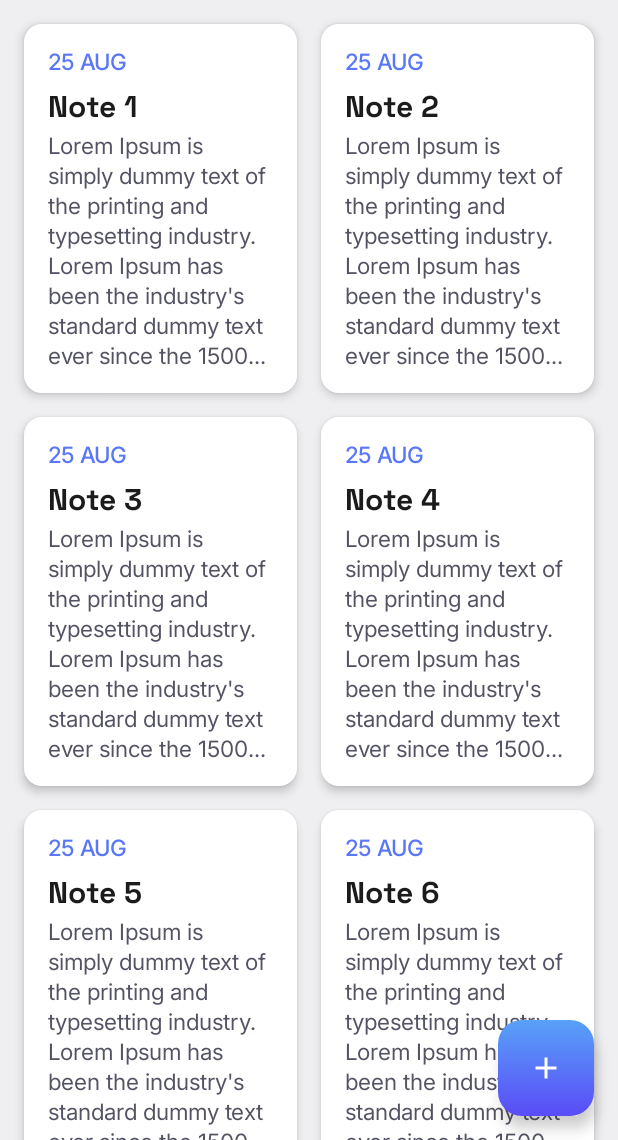
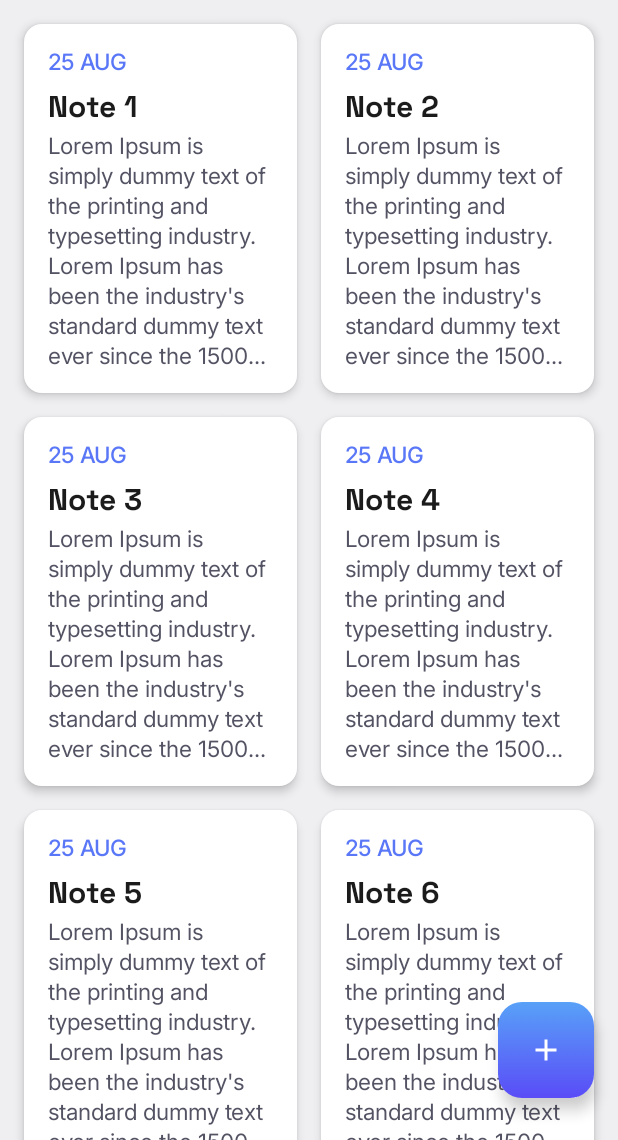
Before and after one commit to holparb/notemark, an Android app built with Jetpack Compose: the @Preview function NoteListScreenPreview, on a phone screen of 412 x 824 dp, the part 96-1236 px from its top. Run offline under Robolectric (Android 15) with nearby library versions, the phone set to English and light mode, and no system bars.

Commit message:
Tweak note list

```diff
--- a/app/src/main/java/com/holparb/notemark/notes/domain/repository/NoteRepository.kt
+++ b/app/src/main/java/com/holparb/notemark/notes/domain/repository/NoteRepository.kt
@@ -7,7 +7,7 @@ import kotlinx.coroutines.flow.Flow
 
 interface NoteRepository {
 
-    suspend fun getNotes(page: Int = -1, size: Int = 20): Result<List<Note>, DataError>
+    suspend fun getNotes(page: Int = -1, size: Int = 20): Result<Unit, DataError>
     fun observeNotes(): Result<Flow<List<Note>>, DataError.LocalError>
     suspend fun createNote(note: Note): Result<Unit, DataError>
     suspend fun updateNote(note: Note): Result<Unit, DataError>
--- a/app/src/main/java/com/holparb/notemark/notes/presentation/note_list/NoteListScreen.kt
+++ b/app/src/main/java/com/holparb/notemark/notes/presentation/note_list/NoteListScreen.kt
@@ -1,7 +1,10 @@
 package com.holparb.notemark.notes.presentation.note_list
 
 import androidx.compose.foundation.layout.WindowInsets
+import androidx.compose.foundation.layout.asPaddingValues
+import androidx.compose.foundation.layout.consumeWindowInsets
 import androidx.compose.foundation.layout.fillMaxSize
+import androidx.compose.foundation.layout.navigationBars
 import androidx.compose.foundation.layout.padding
 import androidx.compose.foundation.layout.size
 import androidx.compose.foundation.layout.systemBars
@@ -17,6 +20,7 @@ import androidx.compose.ui.Modifier
 import androidx.compose.ui.res.stringResource
 import androidx.compose.ui.tooling.preview.Devices
 import androidx.compose.ui.tooling.preview.Preview
+import androidx.compose.ui.unit.LayoutDirection
 import androidx.compose.ui.unit.dp
 import androidx.lifecycle.compose.collectAsStateWithLifecycle
 import com.holparb.notemark.R
@@ -50,6 +54,13 @@ fun NoteListScreen(
 ) {
     val windowSizeClass = currentWindowAdaptiveInfo().windowSizeClass
     val deviceConfiguration = DeviceConfiguration.fromWindowSizeClass(windowSizeClass)
+    val fabEndPadding = when(deviceConfiguration) {
+        DeviceConfiguration.PHONE_LANDSCAPE -> WindowInsets
+            .navigationBars
+            .asPaddingValues()
+            .calculateRightPadding(LayoutDirection.Ltr)
+        else -> 0.dp
+    }
     Scaffold(
         modifier = Modifier.fillMaxSize(),
         contentWindowInsets = WindowInsets.systemBars,
@@ -60,7 +71,9 @@ fun NoteListScreen(
         },
         floatingActionButton = {
             GradientBackgroundFab(
-                modifier = Modifier.size(64.dp),
+                modifier = Modifier
+                    .padding(bottom = 12.dp, end = fabEndPadding)
+                    .size(64.dp),
                 icon = {
                     Icon(
                         imageVector = Icons.Default.Add,
@@ -78,7 +91,7 @@ fun NoteListScreen(
             EmptyNoteList(Modifier.padding(innerPadding))
         } else {
             NoteList(
-                modifier = Modifier.padding(innerPadding),
+                modifier = Modifier.padding(innerPadding).consumeWindowInsets(WindowInsets.navigationBars),
                 notes = state.notes,
                 noteListConfig = getNoteListConfig(deviceConfiguration),
                 onClick = { noteId ->
--- a/app/src/main/java/com/holparb/notemark/notes/presentation/note_list/NoteListViewModel.kt
+++ b/app/src/main/java/com/holparb/notemark/notes/presentation/note_list/NoteListViewModel.kt
@@ -106,8 +106,7 @@ class NoteListViewModel(
                 .onSuccess { notes ->
                     _state.update { state ->
                         state.copy(
-                            isLoading = false,
-                            notes = notes.map {  it.toNoteUi() }
+                            isLoading = false
                         )
                     }
                 }
--- a/app/src/main/java/com/holparb/notemark/notes/presentation/note_list/models/NoteListConfig.kt
+++ b/app/src/main/java/com/holparb/notemark/notes/presentation/note_list/models/NoteListConfig.kt
@@ -7,5 +7,5 @@ data class NoteListConfig(
     val maxCharactersDisplayed: Int,
     val numberOfColumns: Int,
     val contentPadding: PaddingValues,
-    val windowInsets: WindowInsets
+    val windowInsets: WindowInsets = WindowInsets(0, 0, 0, 0)
 )
```
Also changed, not shown: app/src/main/java/com/holparb/notemark/notes/data/repository/NoteRepositoryImpl.kt (+7 -3 lines), app/src/main/java/com/holparb/notemark/notes/presentation/note_list/components/GetNoteListConfig.kt (+3 -5 lines).
